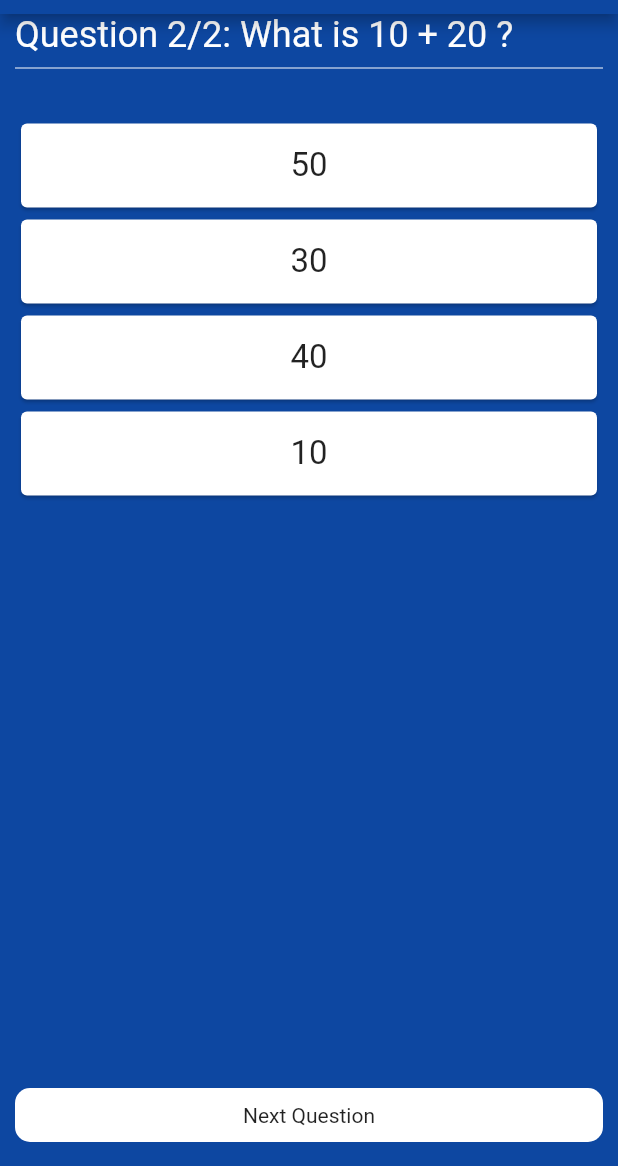
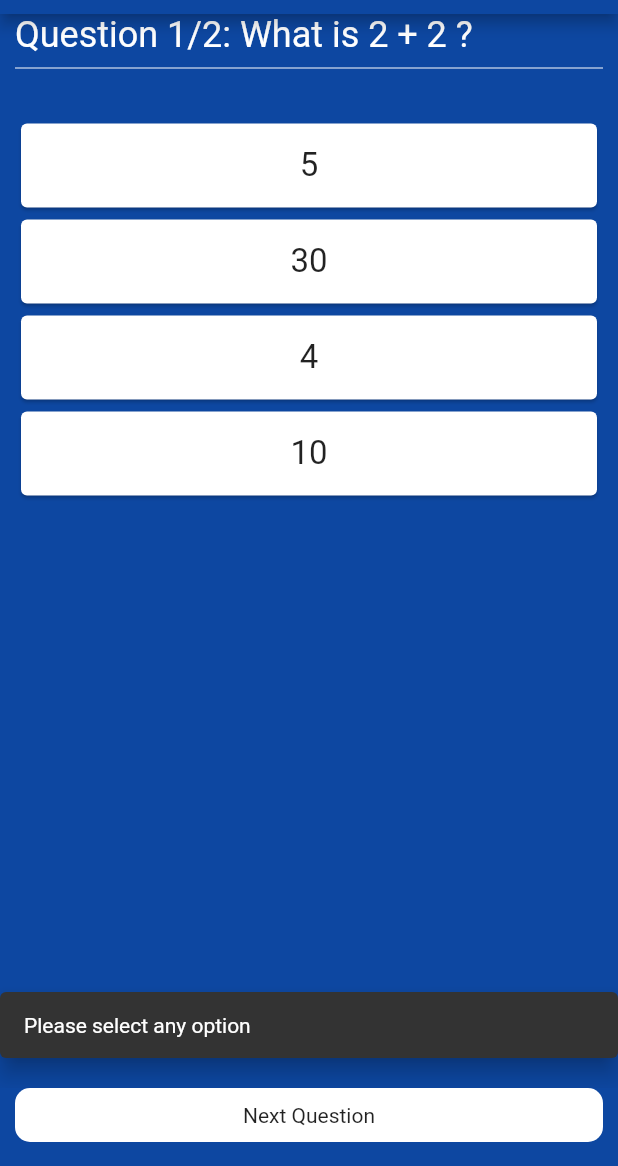
Before and after one commit to amirrulhaiqal98/quizapp, a Flutter app: the screen it shows after launch, after a tap on "Next Question", on a phone screen of 412 x 824 dp, the part 70-1236 px from its top. Run offline on Flutter 3.47's test engine with Material 2 defaults, Android fonts, the phone set to English and light mode, and no system bars.

Commit message:
adding mandatory label for selected option

```diff
--- a/lib/screens/home_screen.dart
+++ b/lib/screens/home_screen.dart
@@ -32,10 +32,18 @@ class _HomeScreenState extends State<HomeScreen> {
     if (index == _question.length - 1) {
       return;
     } else {
-      setState(() {
-        index++;
-        isPressed = false;
-      });
+      if (isPressed) {
+        setState(() {
+          index++;
+          isPressed = false;
+        });
+      } else {
+        ScaffoldMessenger.of(context).showSnackBar(const SnackBar(
+          content: Text('Please select any option'),
+          behavior: SnackBarBehavior.floating,
+          margin: EdgeInsets.symmetric(vertical: 20.0),
+        ));
+      }
     }
   }
 
```
